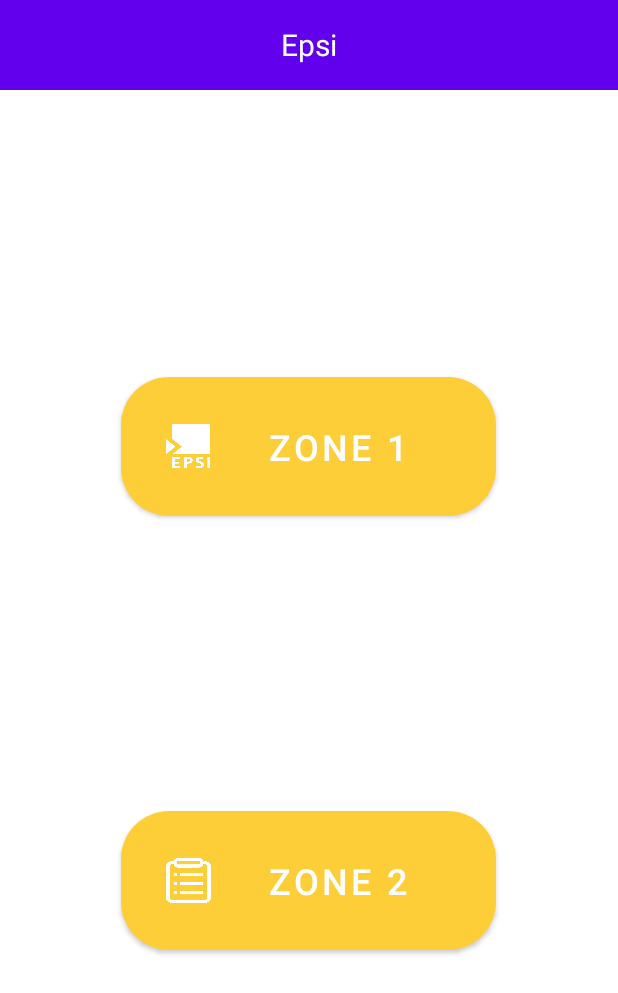
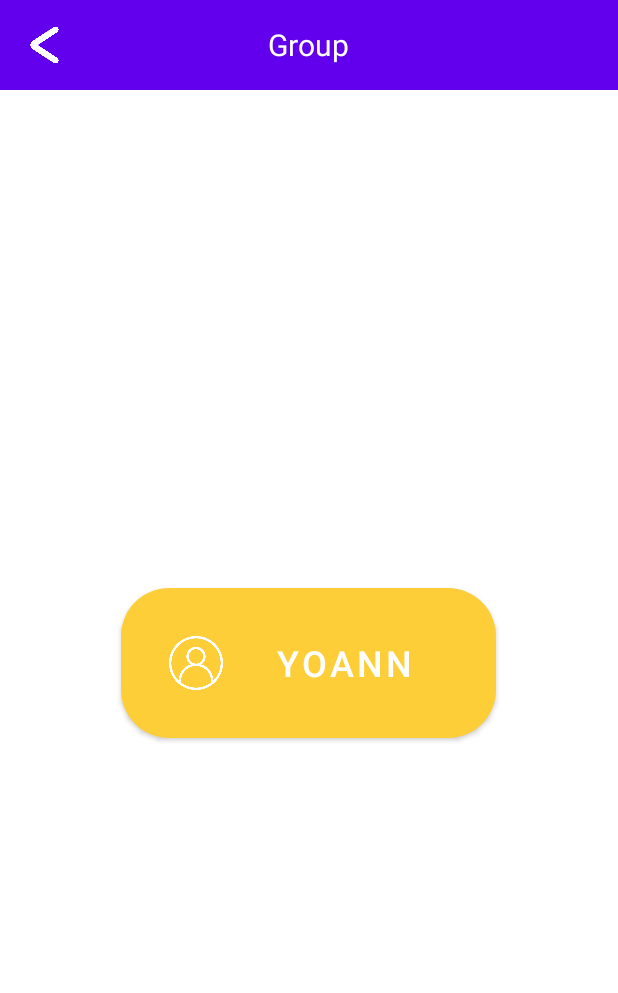
Before and after one commit to Ev3rdown/AndroidProjetFinal2021, an Android app: the screen it shows after launch (MainActivity before the commit, GroupActivity after it), after a tap on "ZONE 1", on a phone screen of 412 x 824 dp. Shown: the top 993 px of the screen. Run offline under Robolectric (Android 15) with nearby library versions, the phone set to English and light mode, and no system bars.

Commit message:
Working Group and Student activities

```diff
--- a/app/src/main/AndroidManifest.xml
+++ b/app/src/main/AndroidManifest.xml
@@ -10,6 +10,12 @@
         android:roundIcon="@mipmap/ic_launcher_round"
         android:supportsRtl="true"
         android:theme="@style/Theme.TheFinalProject">
+        <activity
+            android:name=".StudentActivity"
+            android:exported="false" />
+        <activity
+            android:name=".GroupActivity"
+            android:exported="false" />
         <activity
             android:name=".MainActivity"
             android:exported="false" />
--- /dev/null
+++ b/app/src/main/java/fr/epsi/thefinalproject/GroupActivity.kt
@@ -0,0 +1,32 @@
+package fr.epsi.thefinalproject
+
+import android.app.ActivityOptions
+import android.content.Intent
+import android.os.Bundle
+import android.view.View
+import android.widget.Button
+
+class GroupActivity : BaseActivity() {
+    override fun onCreate(savedInstanceState: Bundle?) {
+        super.onCreate(savedInstanceState)
+        setContentView(R.layout.activity_group)
+        showBtnBack()
+        setHeaderTitle(getString(R.string.txt_zone_group))
+
+        val buttonYoann: Button = findViewById(R.id.buttonStudentYoann)
+        val yoann = Student(fname="Yoann",lname="thebault",mail="yoann.thebault@epsi.fr", avatar=R.drawable.pp, group="(Han)Solo")
+
+        buttonYoann.setOnClickListener {
+            val intent = Intent(application, StudentActivity::class.java)
+            intent.putExtra("student", yoann)
+            val options = ActivityOptions.makeSceneTransitionAnimation(
+                this,
+                findViewById(R.id.layout_header),
+                "TopBar"
+            ).toBundle()
+            startActivity(intent, options)
+        }
+
+
+    }
+}
--- a/app/src/main/java/fr/epsi/thefinalproject/MainActivity.kt
+++ b/app/src/main/java/fr/epsi/thefinalproject/MainActivity.kt
@@ -1,9 +1,11 @@
 package fr.epsi.thefinalproject
 
-import androidx.appcompat.app.AppCompatActivity
+import android.app.ActivityOptions
+import android.content.Intent
 import android.os.Bundle
 import android.view.View
 import android.widget.Button
+
 
 class MainActivity : BaseActivity() {
     override fun onCreate(savedInstanceState: Bundle?) {
@@ -16,8 +18,9 @@ class MainActivity : BaseActivity() {
         val buttonZone2: Button = findViewById(R.id.buttonZone2)
 
         buttonZone1.setOnClickListener(View.OnClickListener {
-            //val intent = Intent(application, CreateActivity::class.java)
-            //startActivity(intent)
+            val intent = Intent(application, GroupActivity::class.java)
+            val options = ActivityOptions.makeSceneTransitionAnimation(this,findViewById(R.id.layout_header),"TopBar").toBundle()
+            startActivity(intent,options)
         })
         buttonZone2.setOnClickListener(View.OnClickListener {
             //val intent = Intent(application, CreateActivity::class.java)
--- /dev/null
+++ b/app/src/main/java/fr/epsi/thefinalproject/Student.kt
@@ -0,0 +1,8 @@
+package fr.epsi.thefinalproject
+
+import java.io.Serializable
+
+// Parcelable may be preferable for passing objects between intents, but Serializable
+class Student (val fname:String,val lname:String,val mail:String,val avatar:Int,val group:String) : Serializable{
+
+}
--- /dev/null
+++ b/app/src/main/res/layout/activity_group.xml
@@ -0,0 +1,32 @@
+<?xml version="1.0" encoding="utf-8"?>
+<LinearLayout xmlns:android="http://schemas.android.com/apk/res/android"
+    xmlns:app="http://schemas.android.com/apk/res-auto"
+    xmlns:tools="http://schemas.android.com/tools"
+    android:layout_width="match_parent"
+    android:layout_height="match_parent"
+    tools:context=".GroupActivity"
+    android:orientation="vertical">
+
+    <include layout="@layout/layout_header"
+        android:transitionName="TopBar"
+        android:id="@+id/layout_header"
+        />
+
+    <View
+        android:layout_width="match_parent"
+        android:layout_height="wrap_content"
+        android:layout_weight="1"
+        />
+
+    <com.google.android.material.button.MaterialButton
+        android:id="@+id/buttonStudentYoann"
+        android:text="@string/yoann"
+        style="@style/RoundedButtonGroup"
+        app:icon="@drawable/avatar_icon"
+        />
+
+    <View
+        android:layout_width="match_parent"
+        android:layout_height="wrap_content"
+        android:layout_weight="1"/>
+</LinearLayout>
--- a/app/src/main/res/layout/activity_main.xml
+++ b/app/src/main/res/layout/activity_main.xml
@@ -8,9 +8,11 @@
     tools:context=".MainActivity"
     android:orientation="vertical">
     <include
+        android:id="@+id/layout_header"
         layout="@layout/layout_header"
         android:layout_width="match_parent"
         android:layout_height="wrap_content"
+        android:transitionName="TopBar"
         />
 
     <View
--- a/app/src/main/res/values/strings.xml
+++ b/app/src/main/res/values/strings.xml
@@ -5,4 +5,7 @@
     <string name="txt_zone_1">Zone 1</string>
     <string name="txt_zone_2">Zone 2</string>
     <string name="splash_logo_epsi">Logo EPSI while loading</string>
+    <string name="txt_zone_group">Group</string>
+    <string name="yoann">Yoann</string>
+    <string name="avatar_description">Student\'s avatar picture</string>
 </resources>
--- a/app/src/main/res/values/themes.xml
+++ b/app/src/main/res/values/themes.xml
@@ -11,7 +11,15 @@
         <item name="colorOnSecondary">@color/black</item>
         <!-- Status bar color. -->
         <item name="android:statusBarColor" tools:targetApi="l">?attr/colorPrimaryVariant</item>
+        <!-- enable window content transitions
+        I only created the start transition, not the exit one as it would have been a waste of time since it's not that bad when using the go-back
+        -->
+        <item name="android:windowActivityTransitions">true</item>
+
         <!-- Customize your theme here. -->
+    </style>
+    <style name="RoundedButtonGroup" parent="RoundedButton">
+        <item name="iconSize">40dp</item>
     </style>
     <style name="RoundedButton" parent="Widget.MaterialComponents.Button">
         <item name="shapeAppearanceOverlay">@style/RoundShape</item>
```
Also changed, not shown: app/src/main/java/fr/epsi/thefinalproject/StudentActivity.kt (added, +32 -0 lines), app/src/main/res/layout/activity_student.xml (added, +52 -0 lines), app/src/main/res/drawable/avatar_icon.png (added), app/src/main/res/drawable/pp.png (added), 1 other file.
